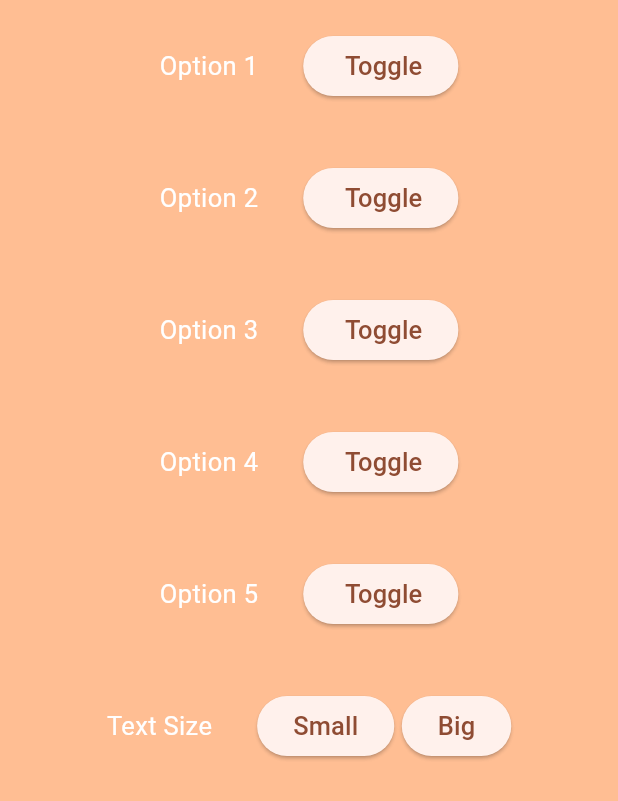
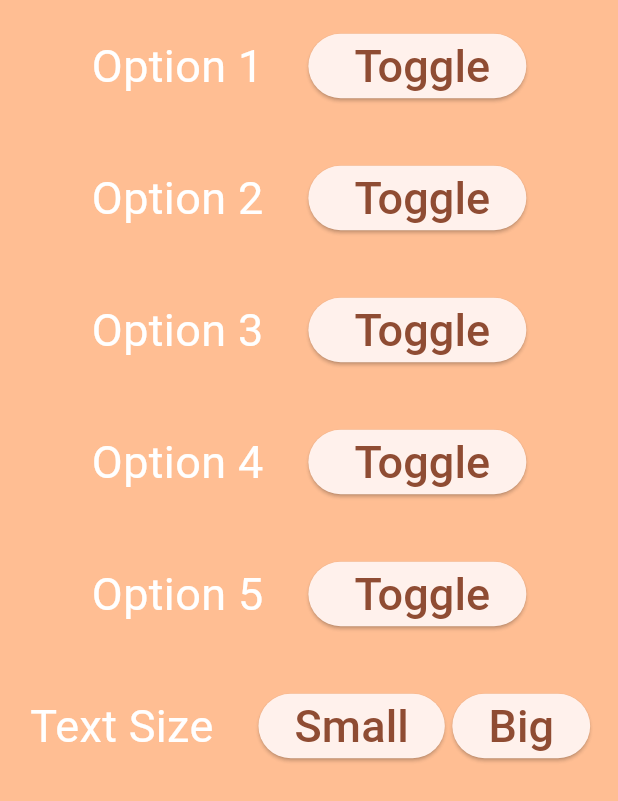
Before and after one commit to koloiyolo/flutter_dessktop_template, a Flutter app: the Settings screen opened directly, after a tap on "Big", on a phone screen of 412 x 824 dp. Shown: the top 801 px of the screen. Run offline on Flutter 3.47's test engine with Material 2 defaults, Android fonts, the phone set to English and light mode, and no system bars.

Commit message:
fixed fontSize not changing in real time

```diff
--- a/lib/main.dart
+++ b/lib/main.dart
@@ -6,10 +6,7 @@ import 'globals.dart' as globals;
 
 void main() {
   runApp(
-    ChangeNotifierProvider(
-      create: (context) => SettingsState(),                                                //notifier provider
-      child: const MyApp(),
-    ),
+     const MyApp(),
   );
 }
 
@@ -35,6 +32,7 @@ class MyApp extends StatelessWidget {
         themeMode: ThemeMode.light,
         home: const NavBar()
       );
+
   }
 }
 
--- a/lib/settings.dart
+++ b/lib/settings.dart
@@ -6,30 +6,18 @@ import 'package:flutter/material.dart';
 import 'globals.dart' as globals;
 
 
-class SettingsState extends ChangeNotifier{       //notifier
 
-
-
-
-  //Text Size options
-  void setTextSmall(){
-    globals.textSize=17.0;
-    notifyListeners();
-  }
-  void setTextLarge(){
-    globals.textSize=30.0;
-    notifyListeners();
-  }
-}
-
-
-class Settings extends StatelessWidget {
+class Settings extends StatefulWidget {
   const Settings({super.key});
 
   @override
+  State<Settings> createState() => _SettingsState();
+}
+
+class _SettingsState extends State<Settings> {
+  @override
   Widget build(BuildContext context) {
 
-    final SettingsState state = SettingsState(); // notifier declaration
 
     return Scaffold(
       backgroundColor: Color.fromARGB(129, 255, 127, 42),
@@ -122,14 +110,18 @@ class Settings extends StatelessWidget {
                   children: [
                     ElevatedButton(
                       onPressed: () {
-                        state.setTextSmall();
+                        setState(() {
+                          globals.textSize = 17.0;
+                        });;
                       },
                       child: Text('Small', style:TextStyle(fontSize: globals.textSize)  ),
                     ),
                     const SizedBox(width: 5),
                     ElevatedButton(
                       onPressed: () {
-                        state.setTextLarge();
+                        setState(() {
+                          globals.textSize = 30;
+                        });
                       },
                       child: Text('Big', style:TextStyle(fontSize: globals.textSize)  ),
                     ),
```
Lines whose indentation alone changed are shown as unchanged.
